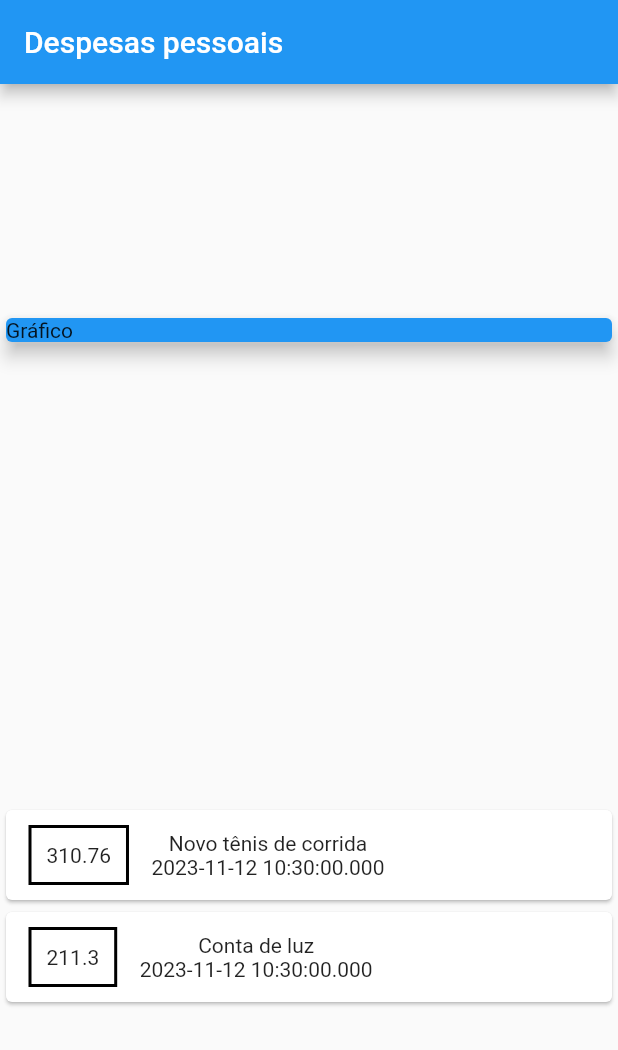
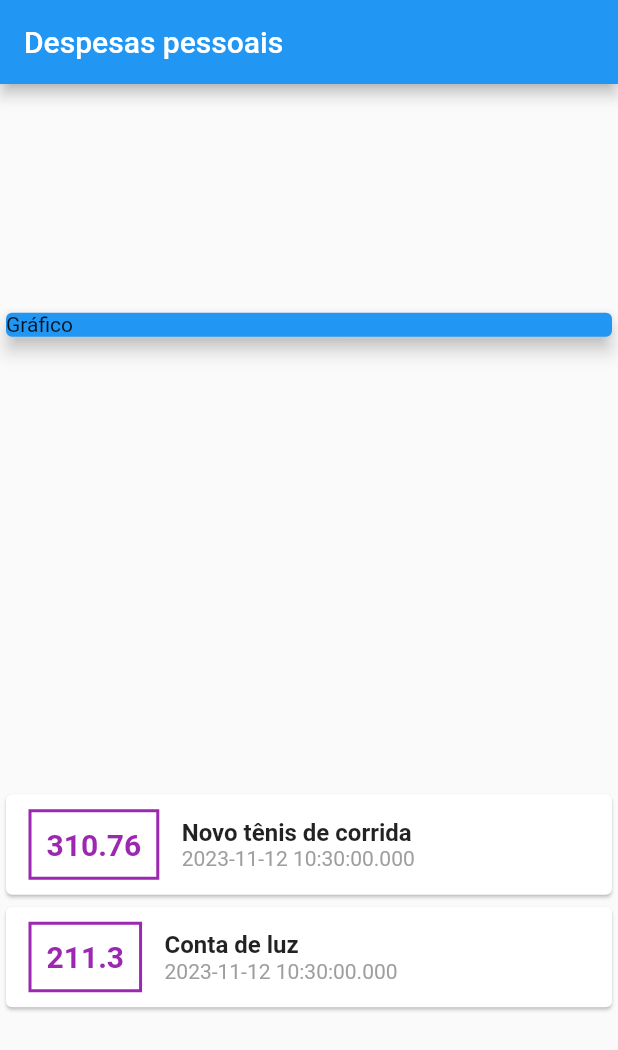
Before and after one commit to pedrocmoreira/app_despesas, a Flutter app: the screen it shows after launch, on a phone screen of 412 x 824 dp. Shown: the top 1050 px of the screen. Run offline on Flutter 3.47's test engine with Material 2 defaults, Android fonts, the phone set to English and light mode, and no system bars.

Commit message:
alterando estilos do titulo e subtitulo

```diff
--- a/lib/main.dart
+++ b/lib/main.dart
@@ -57,14 +57,31 @@ class MyHomePage extends StatelessWidget {
                       margin: const EdgeInsets.symmetric(
                           horizontal: 15, vertical: 10),
                       decoration: BoxDecoration(
-                          border: Border.all(color: Colors.black, width: 2)),
+                          border: Border.all(color: Colors.purple, width: 2)),
                       padding: const EdgeInsets.all(10),
-                      child: Text(tr.value.toString()),
+                      child: Text(
+                        tr.value.toString(),
+                        style: const TextStyle(
+                          fontWeight: FontWeight.bold,
+                          fontSize: 20,
+                          color: Colors.purple,
+                        ),
+                      ),
                     ),
                     Column(
+                      crossAxisAlignment: CrossAxisAlignment.start,
                       children: [
-                        Text(tr.title ?? 'Título não disponível'),
-                        Text(tr.date.toString())
+                        Text(
+                          tr.title ?? 'Título não disponível',
+                          style: const TextStyle(
+                            fontSize: 16,
+                            fontWeight: FontWeight.bold,
+                          ),
+                        ),
+                        Text(
+                          tr.date.toString(),
+                          style: const TextStyle(color: Colors.grey),
+                        )
                       ],
                     )
                   ],
```
